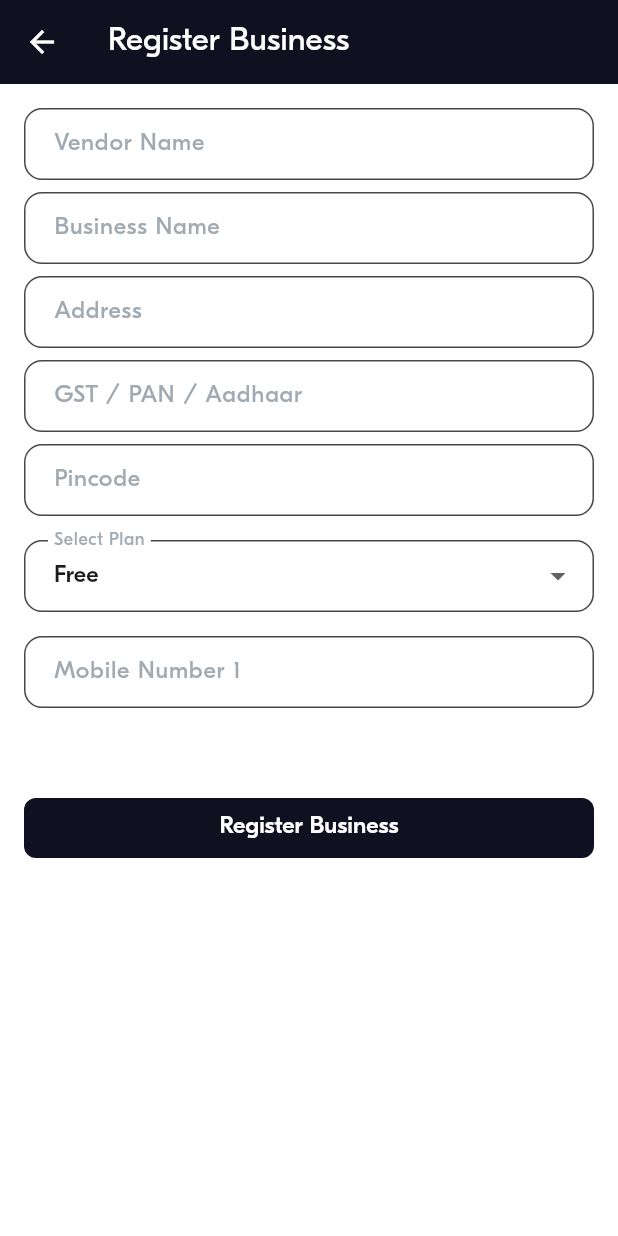
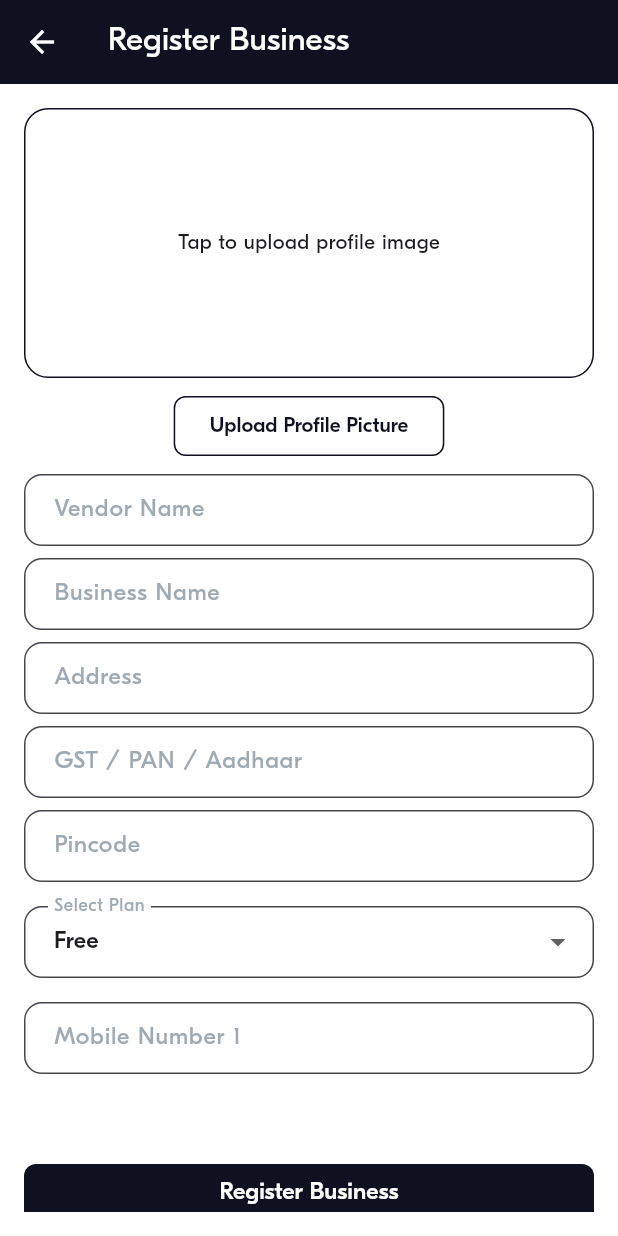
Before and after one commit to ldsshubham/app, a Flutter app: the BusinessRegistrationScreen screen opened directly, on a phone screen of 412 x 824 dp. Run offline on Flutter 3.47's test engine with Material 3 defaults, Android fonts, the phone set to English and light mode, and no system bars; drawn by our look-alikes of toastification; our stand-ins replace cloud_firestore, firebase_analytics, firebase_auth, firebase_core, firebase_storage, get and 2 more; missing offline and left inert: firebase_app_check; accounts and stored records are empty; project files that could hold a hidden picture were left out.

Commit message:
vendor banners are here to upload

```diff
--- a/lib/app/admin/vendors/admin_add_vendor.dart
+++ b/lib/app/admin/vendors/admin_add_vendor.dart
@@ -2,6 +2,7 @@ import 'package:app/app/admin/vendors/admin_vendor_controller.dart';
 import 'package:app/constants/app_colors.dart';
 import 'package:flutter/material.dart';
 import 'package:get/get.dart';
+import 'package:toastification/toastification.dart';
 
 class BusinessRegistrationScreen extends StatelessWidget {
   final BusinessRegistrationController controller = Get.put(
@@ -22,6 +23,45 @@ class BusinessRegistrationScreen extends StatelessWidget {
             key: _formKey,
             child: Column(
               children: [
+                Obx(() {
+                  return InkWell(
+                    onTap: controller.pickProfileImg,
+                    child: Container(
+                      height: 180,
+                      width: double.infinity,
+                      decoration: BoxDecoration(
+                        borderRadius: BorderRadius.circular(16),
+                        border: Border.all(
+                          color: AppColors.primaryColor,
+                          width: 1,
+                        ),
+                      ),
+                      child: controller.selectedProfile.value != null
+                          ? ClipRRect(
+                              borderRadius: BorderRadius.circular(16),
+                              child: Image.file(
+                                controller.selectedProfile.value!,
+                                fit: BoxFit.cover,
+                                width: double.infinity,
+                              ),
+                            )
+                          : const Center(
+                              child: Text("Tap to upload profile image"),
+                            ),
+                    ),
+                  );
+                }),
+                SizedBox(height: 8),
+                OutlinedButton(
+                  onPressed: () {
+                    controller.uploadPicture(
+                      controller.selectedProfile.value!,
+                      type: "profile",
+                    );
+                  },
+                  child: Text('Upload Profile Picture'),
+                ),
+                SizedBox(height: 8),
                 TextFormField(
                   controller: controller.vendorName,
                   decoration: const InputDecoration(labelText: "Vendor Name"),
@@ -139,7 +179,12 @@ class BusinessRegistrationScreen extends StatelessWidget {
                 Obx(() {
                   return controller.selectedPlan.value == "Max"
                       ? OutlinedButton(
-                          onPressed: () {},
+                          onPressed: () {
+                            controller.uploadPicture(
+                              controller.selectedBanner.value!,
+                              type: "banner",
+                            );
+                          },
                           child: Text('Upload Banner'),
                         )
                       : SizedBox();
```
Also changed, not shown: lib/app/admin/vendors/admin_vendor.dart (+0 -8 lines), lib/app/admin/vendors/admin_vendor_controller.dart (+44 -10 lines), lib/app/app.dart (+9 -6 lines).
